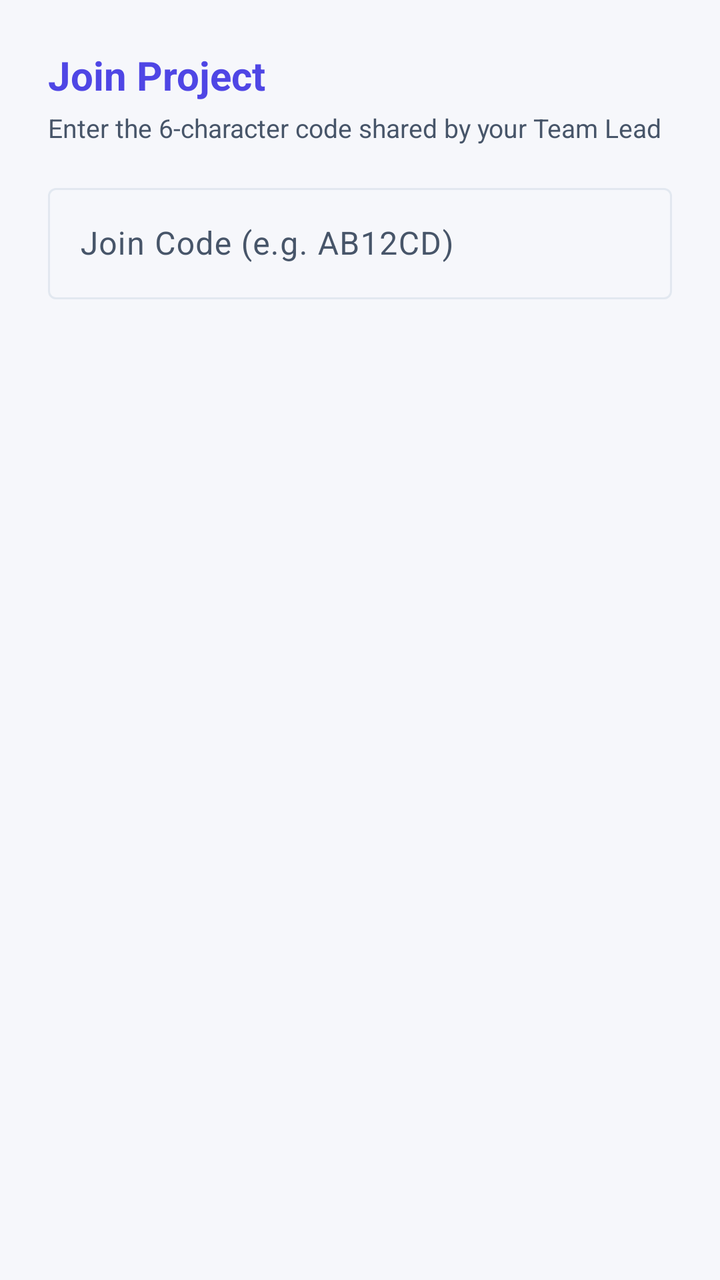
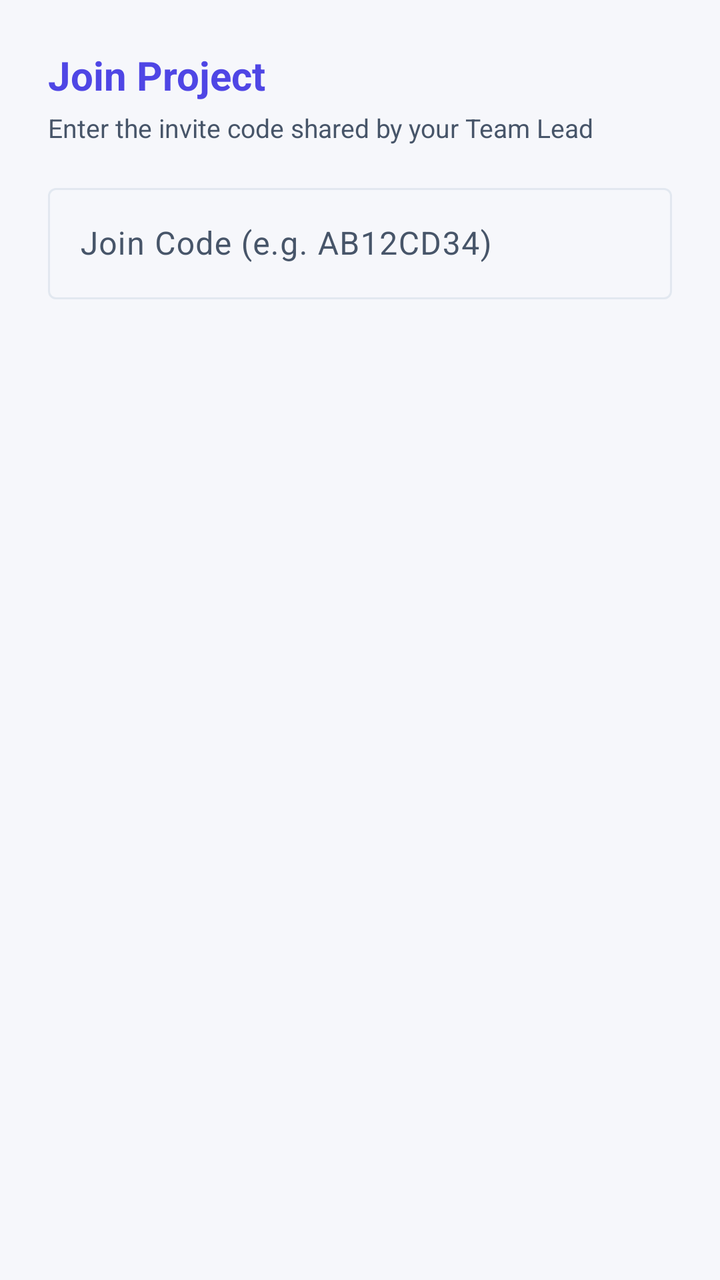

The first picture is an Android layout as it rendered before a commit; the second is the same layout after the commit. The layout source and the unified diff follow.
<!-- AndroidManifest.xml: application theme Theme.ProjectHub -->
<!-- res/layout/dialog_join_project.xml -->
<?xml version="1.0" encoding="utf-8"?>
<LinearLayout 
    xmlns:android="http://schemas.android.com/apk/res/android"
    android:layout_width="match_parent"
    android:layout_height="wrap_content"
    android:orientation="vertical"
    android:padding="24dp">

    <TextView
        android:layout_width="wrap_content"
        android:layout_height="wrap_content"
        android:text="Join Project"
        android:textSize="20sp"
        android:textStyle="bold"
        android:textColor="@color/primary" />

    <TextView
        android:layout_width="wrap_content"
        android:layout_height="wrap_content"
        android:text="Enter the 6-character code shared by your Team Lead"
        android:textColor="@color/text_secondary"
        android:layout_marginTop="4dp"
        android:textSize="13sp" />

    <com.google.android.material.textfield.TextInputLayout
        android:layout_width="match_parent"
        android:layout_height="wrap_content"
        android:layout_marginTop="16dp"
        style="@style/Widget.Material3.TextInputLayout.OutlinedBox">

        <com.google.android.material.textfield.TextInputEditText
            android:id="@+id/etJoinCode"
            android:layout_width="match_parent"
            android:layout_height="wrap_content"
            android:hint="Join Code (e.g. AB12CD)"
            android:textAllCaps="true"
            android:maxLength="10" />
    </com.google.android.material.textfield.TextInputLayout>
</LinearLayout>
<!-- resources referenced by this layout -->
<resources>
  <color name="primary">#4F46E5</color>
  <color name="text_secondary">#475569</color>
  <style name="Theme.ProjectHub" parent="Theme.Material3.DayNight.NoActionBar">
          
          <item name="colorPrimary">@color/primary</item>
          <item name="colorOnPrimary">@color/on_primary</item>
          <item name="colorPrimaryContainer">@color/primary_light</item>
          <item name="colorOnPrimaryContainer">@color/on_primary_container</item>
  
          
          <item name="colorSecondary">@color/accent</item>
          <item name="colorOnSecondary">@color/on_accent</item>
          <item name="colorSecondaryContainer">@color/primary_light</item>
          <item name="colorOnSecondaryContainer">@color/on_primary_container</item>
  
          
          <item name="colorTertiary">@color/accent</item>
          <item name="colorOnTertiary">@color/on_accent</item>
          <item name="colorTertiaryContainer">@color/accent_light</item>
          <item name="colorOnTertiaryContainer">@color/on_accent_container</item>
  
          
          <item name="colorSurface">@color/surface</item>
          <item name="colorOnSurface">@color/text_primary</item>
          <item name="colorSurfaceVariant">@color/surface_variant</item>
          <item name="colorOnSurfaceVariant">@color/text_secondary</item>
          <item name="colorSurfaceContainerLowest">@color/surface</item>
          <item name="colorSurfaceContainerLow">@color/background</item>
          <item name="colorSurfaceContainer">@color/surface</item>
          <item name="colorSurfaceContainerHigh">@color/surface_variant</item>
          <item name="colorSurfaceContainerHighest">@color/surface_variant</item>
          <item name="colorOutline">@color/divider</item>
          <item name="colorOutlineVariant">@color/divider</item>
  
          
          <item name="colorError">@color/priority_urgent</item>
          <item name="colorOnError">@color/on_primary</item>
  
          
          <item name="android:windowBackground">@color/background</item>
          <item name="android:statusBarColor">@color/surface</item>
          <item name="android:windowLightStatusBar">true</item>
          <item name="android:navigationBarColor">@color/surface</item>
          <item name="android:textColorPrimary">@color/text_primary</item>
          <item name="android:textColorSecondary">@color/text_secondary</item>
      </style>
  <color name="on_primary">#FFFFFF</color>
  <color name="primary_light">#EEF2FF</color>
  <color name="on_primary_container">#312E81</color>
  <color name="accent">#059669</color>
  <color name="on_accent">#FFFFFF</color>
  <color name="accent_light">#ECFDF5</color>
  <color name="on_accent_container">#065F46</color>
  <color name="surface">#FFFFFF</color>
  <color name="text_primary">#0F172A</color>
  <color name="surface_variant">#EEF0F8</color>
  <color name="background">#F6F7FB</color>
  <color name="divider">#E2E8F0</color>
  <color name="priority_urgent">#DC2626</color>
</resources>

<!-- the commit's change to res/layout/dialog_join_project.xml (unified diff, before → after) -->
@@ -17,7 +17,7 @@
     <TextView
         android:layout_width="wrap_content"
         android:layout_height="wrap_content"
-        android:text="Enter the 6-character code shared by your Team Lead"
+        android:text="Enter the invite code shared by your Team Lead"
         android:textColor="@color/text_secondary"
         android:layout_marginTop="4dp"
         android:textSize="13sp" />
@@ -32,8 +32,8 @@
             android:id="@+id/etJoinCode"
             android:layout_width="match_parent"
             android:layout_height="wrap_content"
-            android:hint="Join Code (e.g. AB12CD)"
+            android:hint="Join Code (e.g. AB12CD34)"
             android:textAllCaps="true"
-            android:maxLength="10" />
+            android:maxLength="12" />
     </com.google.android.material.textfield.TextInputLayout>
 </LinearLayout>
<!-- resource entries referenced after the edit -->
@@ -43,6 +43,8 @@
           <item name="android:statusBarColor">@color/surface</item>
           <item name="android:windowLightStatusBar">true</item>
           <item name="android:navigationBarColor">@color/surface</item>
+          <item name="android:windowLightNavigationBar" tools:targetApi="o_mr1">true</item>
+          <item name="android:forceDarkAllowed" tools:targetApi="q">false</item>
           <item name="android:textColorPrimary">@color/text_primary</item>
           <item name="android:textColorSecondary">@color/text_secondary</item>
       </style>
